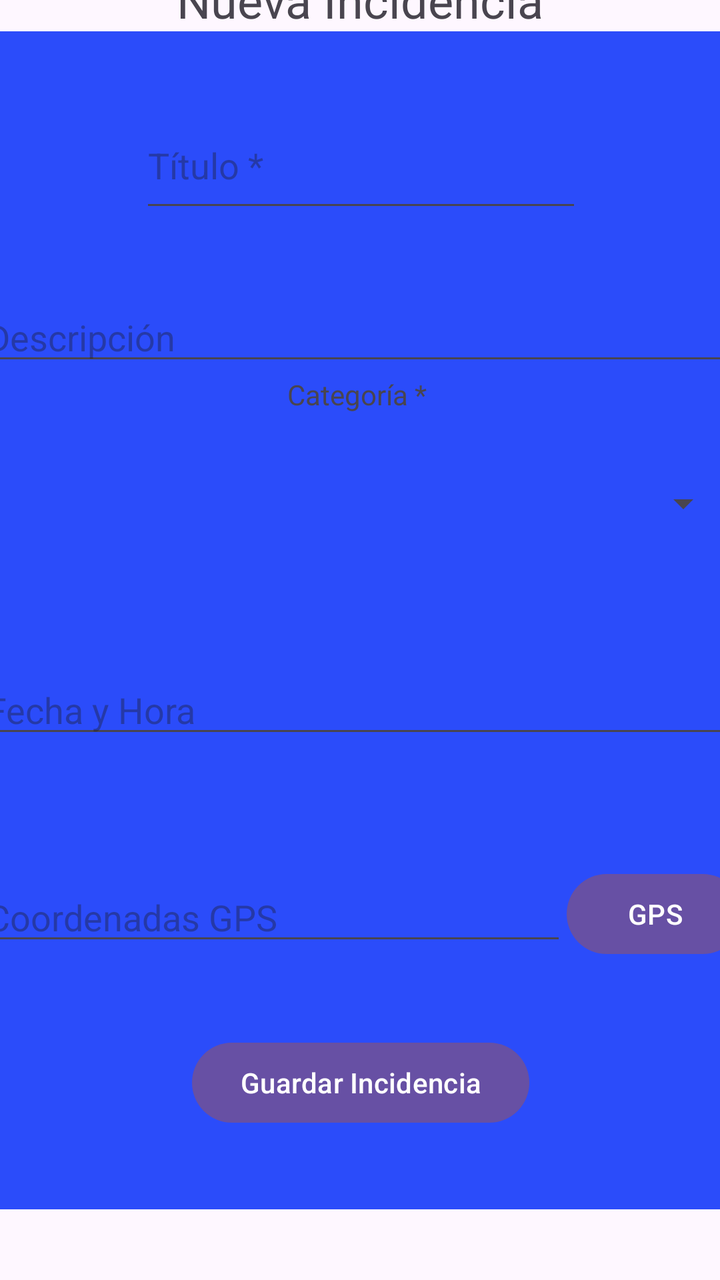
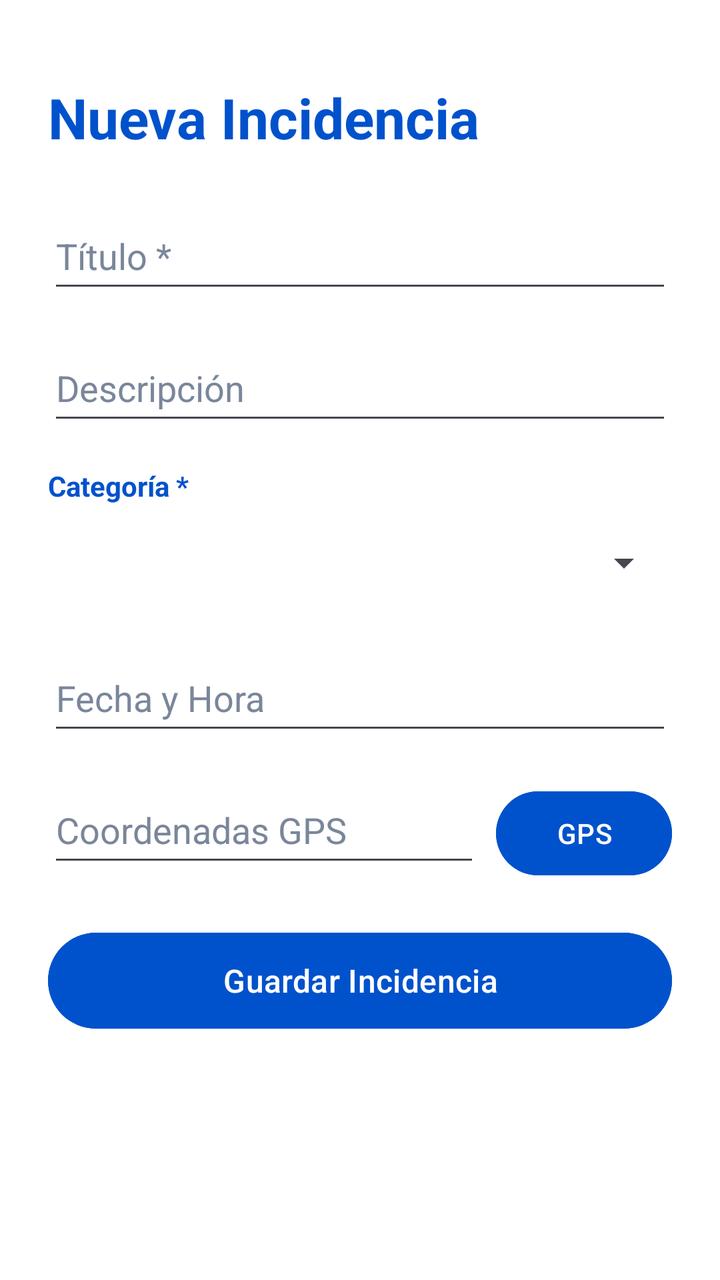

Screens rendered from an Android XML layout before and after an edit, with the pre-edit source and the edit as a unified diff.
<!-- AndroidManifest.xml: application theme Theme.GeoRegistro -->
<!-- res/layout/activity_registro.xml -->
<?xml version="1.0" encoding="utf-8"?>
<androidx.constraintlayout.widget.ConstraintLayout xmlns:android="http://schemas.android.com/apk/res/android"
    xmlns:app="http://schemas.android.com/apk/res-auto"
    xmlns:tools="http://schemas.android.com/tools"
    android:layout_width="match_parent"
    android:layout_height="match_parent">

    <androidx.constraintlayout.widget.ConstraintLayout
        android:id="@+id/constraintLayout2"
        android:layout_width="382dp"
        android:layout_height="589dp"
        android:layout_marginBottom="52dp"
        android:background="#2B4CFA"
        app:layout_constraintBottom_toBottomOf="parent"
        app:layout_constraintEnd_toEndOf="parent"
        app:layout_constraintStart_toStartOf="parent"
        app:layout_constraintTop_toBottomOf="@+id/textView2"
        app:layout_constraintVertical_bias="0.5">

        <EditText
            android:id="@+id/editTextText"
            android:layout_width="221dp"
            android:layout_height="60dp"
            android:ems="10"
            android:hint="Título *"
            android:inputType="textCapSentences"
            app:layout_constraintBottom_toTopOf="@+id/editTextText2"
            app:layout_constraintEnd_toEndOf="parent"
            app:layout_constraintHorizontal_bias="0.5"
            app:layout_constraintStart_toStartOf="parent"
            app:layout_constraintTop_toTopOf="parent"
            app:layout_constraintVertical_bias="0.5" />

        <EditText
            android:id="@+id/editTextText2"
            android:layout_width="0dp"
            android:layout_height="wrap_content"
            android:hint="Descripción"
            android:imeOptions="actionDone"
            android:inputType="text"
            app:layout_constraintBottom_toTopOf="@+id/textView3"
            app:layout_constraintEnd_toEndOf="parent"
            app:layout_constraintHorizontal_bias="0.0"
            app:layout_constraintStart_toStartOf="parent" />

        <TextView
            android:id="@+id/textView3"
            android:layout_width="wrap_content"
            android:layout_height="wrap_content"
            android:layout_marginTop="172dp"
            android:text="Categoría *"
            app:layout_constraintEnd_toEndOf="@+id/spinner"
            app:layout_constraintHorizontal_bias="0.493"
            app:layout_constraintStart_toStartOf="@+id/spinner"
            app:layout_constraintTop_toTopOf="parent" />

        <Spinner
            android:id="@+id/spinner"
            android:layout_width="370dp"
            android:layout_height="66dp"
            android:layout_marginTop="12dp"
            app:layout_constraintEnd_toEndOf="parent"
            app:layout_constraintHorizontal_bias="0.515"
            app:layout_constraintStart_toStartOf="parent"
            app:layout_constraintTop_toBottomOf="@+id/textView3" />

        <EditText
            android:id="@+id/editTextText3"
            android:layout_width="0dp"
            android:layout_height="wrap_content"
            android:layout_marginTop="48dp"
            android:enabled="true"
            android:focusable="true"
            android:focusableInTouchMode="true"
            android:hint="Fecha y Hora"
            android:inputType="text"
            app:layout_constraintEnd_toEndOf="parent"
            app:layout_constraintHorizontal_bias="0.0"
            app:layout_constraintStart_toStartOf="parent"
            app:layout_constraintTop_toBottomOf="@+id/spinner" />

        <EditText
            android:id="@+id/editTextText4"
            android:layout_width="0dp"
            android:layout_height="wrap_content"
            android:clickable="true"
            android:focusable="false"
            android:hint="Coordenadas GPS"
            android:inputType="none"
            app:layout_constraintBottom_toBottomOf="parent"
            app:layout_constraintEnd_toStartOf="@+id/button4"
            app:layout_constraintHorizontal_bias="0.5"
            app:layout_constraintStart_toStartOf="parent"
            app:layout_constraintTop_toBottomOf="@+id/editTextText3"
            app:layout_constraintVertical_bias="0.329" />

        <Button
            android:id="@+id/button4"
            android:layout_width="wrap_content"
            android:layout_height="wrap_content"
            android:text="GPS"
            app:layout_constraintBottom_toBottomOf="@+id/editTextText4"
            app:layout_constraintEnd_toEndOf="parent"
            app:layout_constraintStart_toEndOf="@+id/editTextText4"
            app:layout_constraintTop_toTopOf="@+id/editTextText4" />

        <Button
            android:id="@+id/button5"
            android:layout_width="wrap_content"
            android:layout_height="wrap_content"
            android:text="Guardar Incidencia"
            app:layout_constraintBottom_toBottomOf="parent"
            app:layout_constraintEnd_toEndOf="parent"
            app:layout_constraintHorizontal_bias="0.5"
            app:layout_constraintStart_toStartOf="parent"
            app:layout_constraintTop_toBottomOf="@+id/editTextText4"
            app:layout_constraintVertical_bias="0.5" />

    </androidx.constraintlayout.widget.ConstraintLayout>

    <TextView
        android:id="@+id/textView2"
        android:layout_width="wrap_content"
        android:layout_height="wrap_content"
        android:text="Nueva Incidencia"
        android:textSize="24sp"
        app:layout_constraintBottom_toTopOf="@+id/constraintLayout2"
        app:layout_constraintEnd_toEndOf="parent"
        app:layout_constraintHorizontal_bias="0.5"
        app:layout_constraintStart_toStartOf="parent"
        app:layout_constraintTop_toTopOf="parent"
        app:layout_constraintVertical_bias="0.5" />
</androidx.constraintlayout.widget.ConstraintLayout>
<!-- resources referenced by this layout -->
<resources>
  <style name="Theme.GeoRegistro" parent="Base.Theme.GeoRegistro" />
  <style name="Base.Theme.GeoRegistro" parent="Theme.Material3.DayNight.NoActionBar">
          
          
      </style>
</resources>

<!-- the commit's change to res/layout/activity_registro.xml (unified diff, before → after) -->
@@ -1,133 +1,121 @@
 <?xml version="1.0" encoding="utf-8"?>
-<androidx.constraintlayout.widget.ConstraintLayout xmlns:android="http://schemas.android.com/apk/res/android"
-    xmlns:app="http://schemas.android.com/apk/res-auto"
+<LinearLayout xmlns:android="http://schemas.android.com/apk/res/android"
     xmlns:tools="http://schemas.android.com/tools"
     android:layout_width="match_parent"
-    android:layout_height="match_parent">
-
-    <androidx.constraintlayout.widget.ConstraintLayout
-        android:id="@+id/constraintLayout2"
-        android:layout_width="382dp"
-        android:layout_height="589dp"
-        android:layout_marginBottom="52dp"
-        android:background="#2B4CFA"
-        app:layout_constraintBottom_toBottomOf="parent"
-        app:layout_constraintEnd_toEndOf="parent"
-        app:layout_constraintStart_toStartOf="parent"
-        app:layout_constraintTop_toBottomOf="@+id/textView2"
-        app:layout_constraintVertical_bias="0.5">
-
-        <EditText
-            android:id="@+id/editTextText"
-            android:layout_width="221dp"
-            android:layout_height="60dp"
-            android:ems="10"
-            android:hint="Título *"
-            android:inputType="textCapSentences"
-            app:layout_constraintBottom_toTopOf="@+id/editTextText2"
-            app:layout_constraintEnd_toEndOf="parent"
-            app:layout_constraintHorizontal_bias="0.5"
-            app:layout_constraintStart_toStartOf="parent"
-            app:layout_constraintTop_toTopOf="parent"
-            app:layout_constraintVertical_bias="0.5" />
-
-        <EditText
-            android:id="@+id/editTextText2"
-            android:layout_width="0dp"
-            android:layout_height="wrap_content"
-            android:hint="Descripción"
-            android:imeOptions="actionDone"
-            android:inputType="text"
-            app:layout_constraintBottom_toTopOf="@+id/textView3"
-            app:layout_constraintEnd_toEndOf="parent"
-            app:layout_constraintHorizontal_bias="0.0"
-            app:layout_constraintStart_toStartOf="parent" />
-
-        <TextView
-            android:id="@+id/textView3"
-            android:layout_width="wrap_content"
-            android:layout_height="wrap_content"
-            android:layout_marginTop="172dp"
-            android:text="Categoría *"
-            app:layout_constraintEnd_toEndOf="@+id/spinner"
-            app:layout_constraintHorizontal_bias="0.493"
-            app:layout_constraintStart_toStartOf="@+id/spinner"
-            app:layout_constraintTop_toTopOf="parent" />
-
-        <Spinner
-            android:id="@+id/spinner"
-            android:layout_width="370dp"
-            android:layout_height="66dp"
-            android:layout_marginTop="12dp"
-            app:layout_constraintEnd_toEndOf="parent"
-            app:layout_constraintHorizontal_bias="0.515"
-            app:layout_constraintStart_toStartOf="parent"
-            app:layout_constraintTop_toBottomOf="@+id/textView3" />
-
-        <EditText
-            android:id="@+id/editTextText3"
-            android:layout_width="0dp"
-            android:layout_height="wrap_content"
-            android:layout_marginTop="48dp"
-            android:enabled="true"
-            android:focusable="true"
-            android:focusableInTouchMode="true"
-            android:hint="Fecha y Hora"
-            android:inputType="text"
-            app:layout_constraintEnd_toEndOf="parent"
-            app:layout_constraintHorizontal_bias="0.0"
-            app:layout_constraintStart_toStartOf="parent"
-            app:layout_constraintTop_toBottomOf="@+id/spinner" />
-
-        <EditText
-            android:id="@+id/editTextText4"
-            android:layout_width="0dp"
-            android:layout_height="wrap_content"
-            android:clickable="true"
-            android:focusable="false"
-            android:hint="Coordenadas GPS"
-            android:inputType="none"
-            app:layout_constraintBottom_toBottomOf="parent"
-            app:layout_constraintEnd_toStartOf="@+id/button4"
-            app:layout_constraintHorizontal_bias="0.5"
-            app:layout_constraintStart_toStartOf="parent"
-            app:layout_constraintTop_toBottomOf="@+id/editTextText3"
-            app:layout_constraintVertical_bias="0.329" />
-
-        <Button
-            android:id="@+id/button4"
-            android:layout_width="wrap_content"
-            android:layout_height="wrap_content"
-            android:text="GPS"
-            app:layout_constraintBottom_toBottomOf="@+id/editTextText4"
-            app:layout_constraintEnd_toEndOf="parent"
-            app:layout_constraintStart_toEndOf="@+id/editTextText4"
-            app:layout_constraintTop_toTopOf="@+id/editTextText4" />
-
-        <Button
-            android:id="@+id/button5"
-            android:layout_width="wrap_content"
-            android:layout_height="wrap_content"
-            android:text="Guardar Incidencia"
-            app:layout_constraintBottom_toBottomOf="parent"
-            app:layout_constraintEnd_toEndOf="parent"
-            app:layout_constraintHorizontal_bias="0.5"
-            app:layout_constraintStart_toStartOf="parent"
-            app:layout_constraintTop_toBottomOf="@+id/editTextText4"
-            app:layout_constraintVertical_bias="0.5" />
-
-    </androidx.constraintlayout.widget.ConstraintLayout>
+    android:layout_height="match_parent"
+    android:background="#FFFFFF"
+    android:orientation="vertical"
+    android:padding="24dp"
+    tools:context=".RegistroActivity">
 
     <TextView
         android:id="@+id/textView2"
-        android:layout_width="wrap_content"
+        android:layout_width="match_parent"
         android:layout_height="wrap_content"
+        android:layout_marginTop="16dp"
+        android:layout_marginBottom="24dp"
         android:text="Nueva Incidencia"
-        android:textSize="24sp"
-        app:layout_constraintBottom_toTopOf="@+id/constraintLayout2"
-        app:layout_constraintEnd_toEndOf="parent"
-        app:layout_constraintHorizontal_bias="0.5"
-        app:layout_constraintStart_toStartOf="parent"
-        app:layout_constraintTop_toTopOf="parent"
-        app:layout_constraintVertical_bias="0.5" />
-</androidx.constraintlayout.widget.ConstraintLayout>
+        android:textColor="#0052CC"
+        android:textSize="28sp"
+        android:textStyle="bold" />
+
+    <ScrollView
+        android:layout_width="match_parent"
+        android:layout_height="match_parent">
+
+        <LinearLayout
+            android:layout_width="match_parent"
+            android:layout_height="wrap_content"
+            android:orientation="vertical">
+
+            <EditText
+                android:id="@+id/editTextText"
+                android:layout_width="match_parent"
+                android:layout_height="50dp"
+                android:layout_marginBottom="16dp"
+                android:hint="Título *"
+                android:inputType="textCapSentences"
+                android:textColor="#000000"
+                android:textColorHint="#7A869A" />
+
+            <EditText
+                android:id="@+id/editTextText2"
+                android:layout_width="match_parent"
+                android:layout_height="50dp"
+                android:layout_marginBottom="16dp"
+                android:hint="Descripción"
+                android:imeOptions="actionDone"
+                android:inputType="text"
+                android:textColor="#000000"
+                android:textColorHint="#7A869A" />
+
+            <TextView
+                android:id="@+id/textView3"
+                android:layout_width="match_parent"
+                android:layout_height="wrap_content"
+                android:layout_marginBottom="4dp"
+                android:text="Categoría *"
+                android:textColor="#0052CC"
+                android:textSize="14sp"
+                android:textStyle="bold" />
+
+            <Spinner
+                android:id="@+id/spinner"
+                android:layout_width="match_parent"
+                android:layout_height="50dp"
+                android:layout_marginBottom="16dp" />
+
+            <EditText
+                android:id="@+id/editTextText3"
+                android:layout_width="match_parent"
+                android:layout_height="50dp"
+                android:layout_marginBottom="16dp"
+                android:enabled="true"
+                android:focusable="true"
+                android:focusableInTouchMode="true"
+                android:hint="Fecha y Hora"
+                android:inputType="text"
+                android:textColor="#000000"
+                android:textColorHint="#7A869A" />
+
+            <LinearLayout
+                android:layout_width="match_parent"
+                android:layout_height="wrap_content"
+                android:layout_marginBottom="24dp"
+                android:orientation="horizontal">
+
+                <EditText
+                    android:id="@+id/editTextText4"
+                    android:layout_width="0dp"
+                    android:layout_height="50dp"
+                    android:layout_weight="1"
+                    android:clickable="true"
+                    android:focusable="false"
+                    android:hint="Coordenadas GPS"
+                    android:inputType="none"
+                    android:textColor="#000000"
+                    android:textColorHint="#7A869A" />
+
+                <Button
+                    android:id="@+id/button4"
+                    android:layout_width="wrap_content"
+                    android:layout_height="50dp"
+                    android:layout_marginStart="8dp"
+                    android:backgroundTint="#0052CC"
+                    android:text="GPS"
+                    android:textColor="#FFFFFF" />
+            </LinearLayout>
+
+            <Button
+                android:id="@+id/button5"
+                android:layout_width="match_parent"
+                android:layout_height="56dp"
+                android:backgroundTint="#0052CC"
+                android:text="Guardar Incidencia"
+                android:textColor="#FFFFFF"
+                android:textSize="16sp" />
+
+        </LinearLayout>
+    </ScrollView>
+
+</LinearLayout>
